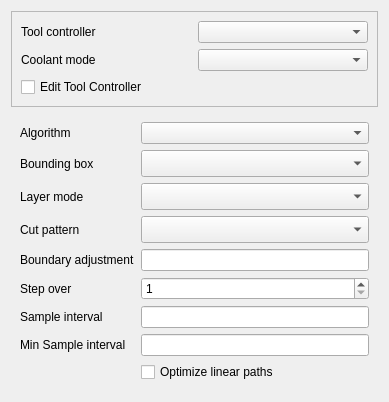
Old version of the form src/Mod/CAM/Gui/Resources/panels/PageOpWaterlineEdit.ui in the repository Connor9220/FreeCAD.
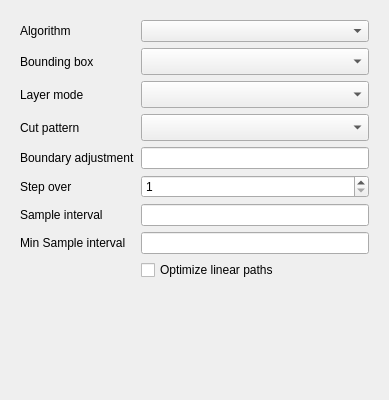
New version of the form. Custom widgets are drawn as their Qt base class.

Commit message:
Merge pull request #31299 from Connor9220/ToolcontrolerTaskPanel
CAM: GUI Improvements: Move tool controller to its own tab

```diff
--- a/src/Mod/CAM/Gui/Resources/panels/PageOpWaterlineEdit.ui
+++ b/src/Mod/CAM/Gui/Resources/panels/PageOpWaterlineEdit.ui
@@ -14,49 +14,6 @@
    <string notr="true">Form</string>
   </property>
   <layout class="QVBoxLayout" name="verticalLayout">
-   <item>
-    <widget class="QFrame" name="frame_2">
-     <property name="frameShape">
-      <enum>QFrame::StyledPanel</enum>
-     </property>
-     <property name="frameShadow">
-      <enum>QFrame::Raised</enum>
-     </property>
-     <layout class="QGridLayout" name="gridLayout">
-      <item row="0" column="0">
-       <widget class="QLabel" name="toolController_label">
-        <property name="text">
-         <string>Tool controller</string>
-        </property>
-       </widget>
-      </item>
-      <item row="0" column="1">
-       <widget class="QComboBox" name="toolController">
-        <property name="toolTip">
-         <string>The tool and its settings to be used for this operation</string>
-        </property>
-       </widget>
-      </item>
-      <item row="1" column="1">
-       <widget class="QComboBox" name="coolantController"/>
-      </item>
-      <item row="1" column="0">
-       <widget class="QLabel" name="coolantController_label">
-        <property name="text">
-         <string>Coolant mode</string>
-        </property>
-       </widget>
-      </item>
-      <item row="2" column="0" colspan="2">
-       <widget class="QCheckBox" name="editToolController">
-        <property name="text">
-         <string>Edit Tool Controller</string>
-        </property>
-       </widget>
-      </item>
-     </layout>
-    </widget>
-   </item>
    <item>
     <widget class="QWidget" name="widget">
      <layout class="QGridLayout" name="gridLayout">
```
Left out of the diff: 2 changed lines with no effect on the pictures. Lines whose indentation alone changed are shown as unchanged. The commit also changes 48 other files.
